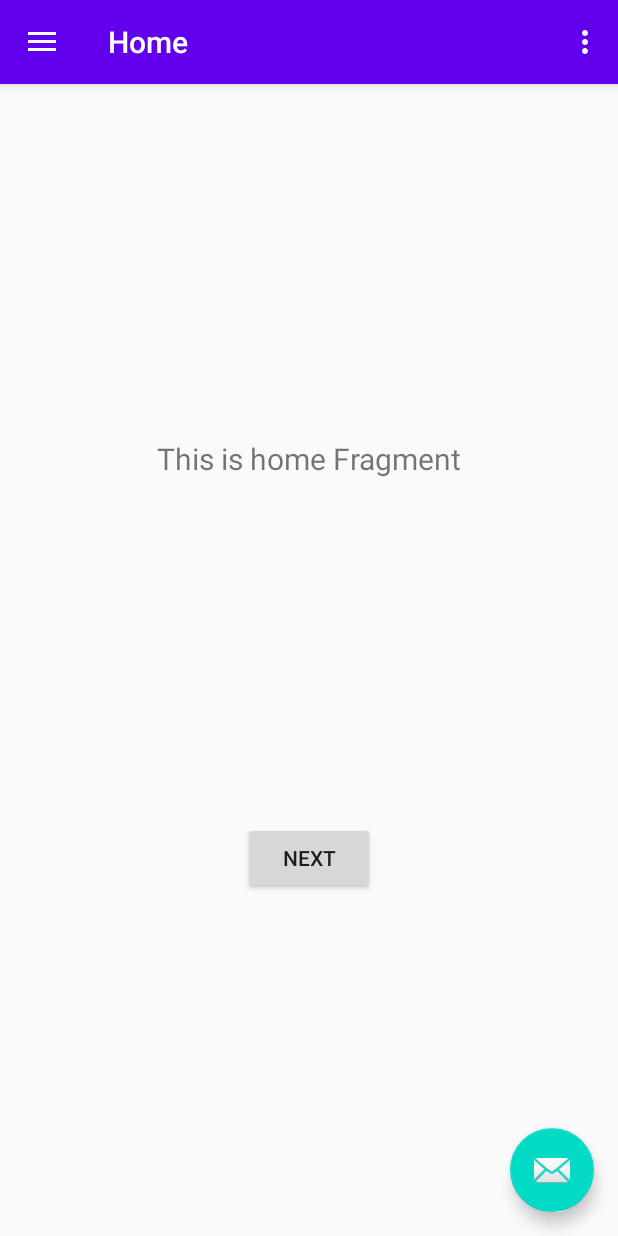
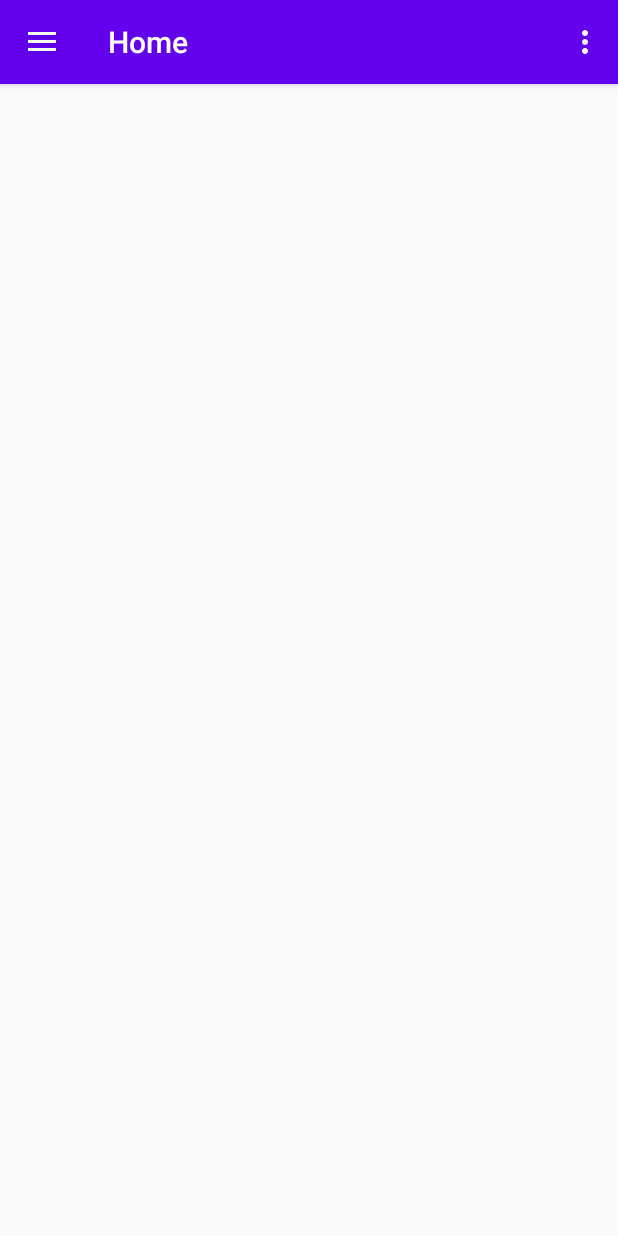
Before and after one commit to cheapmon/balalaika, an Android app: the screen it shows after launch (MainActivity), on a phone screen of 412 x 824 dp. Run offline under Robolectric (Android 15) with nearby library versions, the phone set to English and light mode, and no system bars; our stand-ins replace Room's generated code, navigation-ui; libraries missing offline, so code that uses them is left out: org.apache.commons; 9 statements that could not run were skipped.

Commit message:
display: Clear Home fragment

```diff
--- a/app/src/main/java/com/github/cheapmon/balalaika/MainActivity.kt
+++ b/app/src/main/java/com/github/cheapmon/balalaika/MainActivity.kt
@@ -22,25 +22,19 @@ class MainActivity : AppCompatActivity() {
 
     override fun onCreate(savedInstanceState: Bundle?) {
         super.onCreate(savedInstanceState)
-
+        setupView()
         GlobalScope.launch {
             BalalaikaDatabase.connect(this@MainActivity)
         }
+    }
 
+    private fun setupView() {
         setContentView(R.layout.activity_main)
         val toolbar: Toolbar = findViewById(R.id.toolbar)
         setSupportActionBar(toolbar)
-
-        val fab: FloatingActionButton = findViewById(R.id.fab)
-        fab.setOnClickListener { view ->
-            Snackbar.make(view, "Replace with your own action", Snackbar.LENGTH_LONG)
-                    .setAction("Action", null).show()
-        }
         val drawerLayout: DrawerLayout = findViewById(R.id.drawer_layout)
         val navView: NavigationView = findViewById(R.id.nav_view)
         val navController = findNavController(R.id.nav_host_fragment)
-        // Passing each menu ID as a set of Ids because each
-        // menu should be considered as top level destinations.
         appBarConfiguration = AppBarConfiguration(setOf(
                 R.id.nav_home, R.id.nav_gallery, R.id.nav_slideshow), drawerLayout)
         setupActionBarWithNavController(navController, appBarConfiguration)
--- a/app/src/main/java/com/github/cheapmon/balalaika/ui/home/HomeFragment.kt
+++ b/app/src/main/java/com/github/cheapmon/balalaika/ui/home/HomeFragment.kt
@@ -4,40 +4,17 @@ import android.os.Bundle
 import android.view.LayoutInflater
 import android.view.View
 import android.view.ViewGroup
-import android.widget.TextView
 import androidx.fragment.app.Fragment
-import androidx.lifecycle.Observer
 import androidx.lifecycle.ViewModelProviders
 import androidx.navigation.fragment.NavHostFragment
 import com.github.cheapmon.balalaika.R
 
 class HomeFragment : Fragment() {
-
-    private lateinit var homeViewModel: HomeViewModel
-
     override fun onCreateView(
             inflater: LayoutInflater,
             container: ViewGroup?,
             savedInstanceState: Bundle?
     ): View? {
-        homeViewModel =
-                ViewModelProviders.of(this).get(HomeViewModel::class.java)
-        val root = inflater.inflate(R.layout.fragment_home, container, false)
-        val textView: TextView = root.findViewById(R.id.text_home)
-        homeViewModel.text.observe(viewLifecycleOwner, Observer {
-            textView.text = it
-        })
-        return root
-    }
-
-    override fun onViewCreated(view: View, savedInstanceState: Bundle?) {
-        super.onViewCreated(view, savedInstanceState)
-
-        view.findViewById<View>(R.id.button_home).setOnClickListener {
-            val action = HomeFragmentDirections
-                    .actionHomeFragmentToHomeSecondFragment("From HomeFragment")
-            NavHostFragment.findNavController(this@HomeFragment)
-                    .navigate(action)
-        }
+        return inflater.inflate(R.layout.fragment_home, container, false)
     }
 }
--- a/app/src/main/java/com/github/cheapmon/balalaika/ui/home/HomeSecondFragment.kt
+++ /dev/null
@@ -1,38 +0,0 @@
-package com.github.cheapmon.balalaika.ui.home
-
-import android.os.Bundle
-import android.view.LayoutInflater
-import android.view.View
-import android.view.ViewGroup
-import android.widget.Button
-import android.widget.TextView
-
-import androidx.fragment.app.Fragment
-import androidx.navigation.fragment.findNavController
-import androidx.navigation.fragment.navArgs
-
-import com.github.cheapmon.balalaika.R
-
-class HomeSecondFragment : Fragment() {
-
-    private val args: HomeSecondFragmentArgs by navArgs()
-
-    override fun onCreateView(
-            inflater: LayoutInflater, container: ViewGroup?,
-            savedInstanceState: Bundle?
-    ): View? {
-        // Inflate the layout for this fragment
-        return inflater.inflate(R.layout.fragment_home_second, container, false)
-    }
-
-    override fun onViewCreated(view: View, savedInstanceState: Bundle?) {
-        super.onViewCreated(view, savedInstanceState)
-
-        view.findViewById<TextView>(R.id.textview_home_second).text =
-                getString(R.string.hello_home_second, args.myArg)
-
-        view.findViewById<Button>(R.id.button_home_second).setOnClickListener {
-            findNavController().navigate(R.id.action_HomeSecondFragment_to_HomeFragment)
-        }
-    }
-}
--- a/app/src/main/java/com/github/cheapmon/balalaika/ui/home/HomeViewModel.kt
+++ /dev/null
@@ -1,13 +0,0 @@
-package com.github.cheapmon.balalaika.ui.home
-
-import androidx.lifecycle.LiveData
-import androidx.lifecycle.MutableLiveData
-import androidx.lifecycle.ViewModel
-
-class HomeViewModel : ViewModel() {
-
-    private val _text = MutableLiveData<String>().apply {
-        value = "This is home Fragment"
-    }
-    val text: LiveData<String> = _text
-}
--- a/app/src/main/res/layout/app_bar_main.xml
+++ b/app/src/main/res/layout/app_bar_main.xml
@@ -22,12 +22,4 @@
 
     <include layout="@layout/content_main" />
 
-    <com.google.android.material.floatingactionbutton.FloatingActionButton
-        android:id="@+id/fab"
-        android:layout_width="wrap_content"
-        android:layout_height="wrap_content"
-        android:layout_gravity="bottom|end"
-        android:layout_margin="@dimen/fab_margin"
-        app:srcCompat="@android:drawable/ic_dialog_email" />
-
 </androidx.coordinatorlayout.widget.CoordinatorLayout>
--- a/app/src/main/res/layout/fragment_home.xml
+++ b/app/src/main/res/layout/fragment_home.xml
@@ -1,33 +1,8 @@
 <?xml version="1.0" encoding="utf-8"?>
-<androidx.constraintlayout.widget.ConstraintLayout xmlns:android="http://schemas.android.com/apk/res/android"
+<androidx.recyclerview.widget.RecyclerView xmlns:android="http://schemas.android.com/apk/res/android"
     xmlns:app="http://schemas.android.com/apk/res-auto"
     xmlns:tools="http://schemas.android.com/tools"
+    android:id="@+id/home"
     android:layout_width="match_parent"
     android:layout_height="match_parent"
-    tools:context=".ui.home.HomeFragment">
-
-    <TextView
-        android:id="@+id/text_home"
-        android:layout_width="match_parent"
-        android:layout_height="wrap_content"
-        android:layout_marginStart="8dp"
-        android:layout_marginTop="8dp"
-        android:layout_marginEnd="8dp"
-        android:textAlignment="center"
-        android:textSize="20sp"
-        app:layout_constraintBottom_toTopOf="@id/button_home"
-        app:layout_constraintEnd_toEndOf="parent"
-        app:layout_constraintStart_toStartOf="parent"
-        app:layout_constraintTop_toTopOf="parent"
-        android:gravity="center_horizontal" />
-
-    <Button
-        android:id="@+id/button_home"
-        android:layout_width="wrap_content"
-        android:layout_height="wrap_content"
-        android:text="@string/next"
-        app:layout_constraintBottom_toBottomOf="parent"
-        app:layout_constraintEnd_toEndOf="parent"
-        app:layout_constraintStart_toStartOf="parent"
-        app:layout_constraintTop_toBottomOf="@id/text_home" />
-</androidx.constraintlayout.widget.ConstraintLayout>
+    tools:context=".ui.home.HomeFragment" />
--- a/app/src/main/res/navigation/mobile_navigation.xml
+++ b/app/src/main/res/navigation/mobile_navigation.xml
@@ -9,25 +9,7 @@
         android:id="@+id/nav_home"
         android:name="com.github.cheapmon.balalaika.ui.home.HomeFragment"
         android:label="@string/menu_home"
-        tools:layout="@layout/fragment_home">
-
-        <action
-            android:id="@+id/action_HomeFragment_to_HomeSecondFragment"
-            app:destination="@id/nav_home_second" />
-    </fragment>
-    <fragment
-        android:id="@+id/nav_home_second"
-        android:name="com.github.cheapmon.balalaika.ui.home.HomeSecondFragment"
-        android:label="@string/home_second"
-        tools:layout="@layout/fragment_home_second">
-        <action
-            android:id="@+id/action_HomeSecondFragment_to_HomeFragment"
-            app:destination="@id/nav_home" />
-
-        <argument
-            android:name="myArg"
-            app:argType="string" />
-    </fragment>
+        tools:layout="@layout/fragment_home"/>
 
     <fragment
         android:id="@+id/nav_gallery"
```
